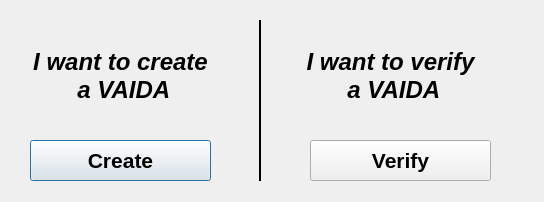
First picture: the form in UI/HomeLayout.ui, repository picrin/VAIDA_OLD, before the edit.
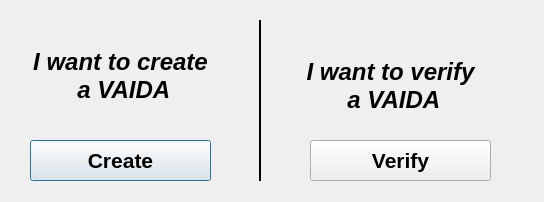
Second picture: the form after the edit.

Commit message: HomeLayout and GenerateForm1 ready and switching windows

Diff of the .ui file:
```diff
--- a/UI/HomeLayout.ui
+++ b/UI/HomeLayout.ui
@@ -104,7 +104,7 @@
    <property name="geometry">
     <rect>
      <x>290</x>
-     <y>20</y>
+     <y>30</y>
      <width>201</width>
      <height>111</height>
     </rect>
```
The commit also changes 3 other files.
